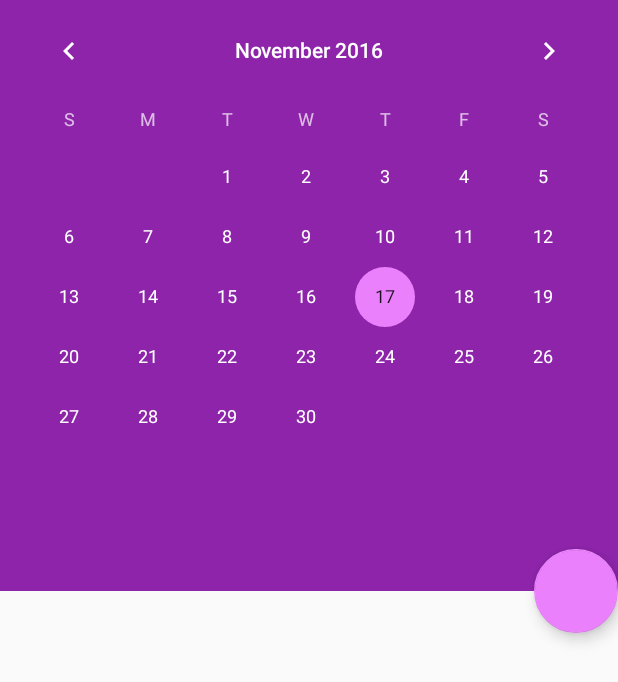
After one commit to mehtazubin/PersonalSpace, an Android app: the layout fragment_calendar.xml on its own in the app's theme, with its tools: preview values and no code run, on a phone screen of 412 x 824 dp. The commit adds this screen. Shown: the top 682 px of the screen. Run offline under Robolectric (Android 15) with nearby library versions, the phone set to English and light mode, and no system bars.

Commit message:
Built Calendar View
Added keyboard close for calendar fragment
multiDex the app
created collapsing layout for calendar

```diff
--- a/app/src/main/AndroidManifest.xml
+++ b/app/src/main/AndroidManifest.xml
@@ -4,6 +4,7 @@
     <uses-permission android:name="android.permission.VIBRATE" />
     <application
         android:allowBackup="true"
+        android:name="android.support.multidex.MultiDexApplication"
         android:icon="@mipmap/ic_launcher"
         android:label="@string/app_name"
         android:supportsRtl="true"
--- /dev/null
+++ b/app/src/main/res/layout/fragment_calendar.xml
@@ -0,0 +1,61 @@
+<?xml version="1.0" encoding="utf-8"?>
+<android.support.design.widget.CoordinatorLayout
+    xmlns:android="http://schemas.android.com/apk/res/android"
+    xmlns:app="http://schemas.android.com/apk/res-auto"
+    android:layout_width="match_parent"
+    android:layout_height="match_parent"
+    android:fitsSystemWindows="true">
+
+    <android.support.design.widget.AppBarLayout
+        android:id="@+id/calendar_app_bar"
+        android:layout_width="match_parent"
+        android:layout_height="wrap_content"
+        android:theme="@style/ThemeOverlay.AppCompat.Dark.ActionBar"
+        android:fitsSystemWindows="true">
+
+        <android.support.design.widget.CollapsingToolbarLayout
+            android:id="@+id/collapsing_toolbar"
+            android:layout_width="match_parent"
+            android:layout_height="wrap_content"
+            app:layout_scrollFlags="scroll|exitUntilCollapsed"
+            app:statusBarScrim="@android:color/transparent"
+            app:contentScrim="@color/colorPrimary"
+            app:collapsedTitleGravity="left"
+            android:fitsSystemWindows="true">
+
+            <CalendarView
+                android:id="@+id/calendar"
+                android:layout_width="match_parent"
+                android:layout_height="wrap_content"
+                android:scaleType="centerCrop"
+                android:fitsSystemWindows="true"
+                app:layout_collapseMode="parallax"/>
+
+            <android.support.v7.widget.Toolbar
+                android:id="@+id/toolbar"
+                android:layout_width="match_parent"
+                android:layout_height="?attr/actionBarSize"
+                app:popupTheme="@style/ThemeOverlay.AppCompat.Light"
+                app:layout_collapseMode="pin" />
+
+        </android.support.design.widget.CollapsingToolbarLayout>
+
+    </android.support.design.widget.AppBarLayout>
+
+    <android.support.v4.widget.NestedScrollView
+        android:id="@+id/scroll"
+        android:layout_width="match_parent"
+        android:layout_height="match_parent"
+        android:clipToPadding="false"
+        app:layout_behavior="@string/appbar_scrolling_view_behavior">
+
+    </android.support.v4.widget.NestedScrollView>
+    <android.support.design.widget.FloatingActionButton
+        android:id="@+id/fab"
+        android:layout_height="wrap_content"
+        android:layout_width="wrap_content"
+        app:layout_anchor="@id/calendar_app_bar"
+        app:layout_anchorGravity="bottom|right|end"
+        style="@style/Widget.Design.FloatingActionButton"/>
+
+</android.support.design.widget.CoordinatorLayout>
--- a/app/src/main/res/layout/fragment_chat.xml
+++ b/app/src/main/res/layout/fragment_chat.xml
@@ -1,7 +1,8 @@
 <?xml version="1.0" encoding="utf-8"?>
 <LinearLayout xmlns:android="http://schemas.android.com/apk/res/android"
     android:orientation="vertical" android:layout_width="match_parent"
-    android:layout_height="match_parent">
+    android:layout_height="match_parent"
+    android:id="@+id/chat_root">
 
     <android.support.v7.widget.RecyclerView
         android:id="@+id/messages"
--- a/app/src/main/res/menu/activity_main_drawer.xml
+++ b/app/src/main/res/menu/activity_main_drawer.xml
@@ -6,6 +6,11 @@
             android:id="@+id/nav_chat"
             android:icon="@drawable/ic_chat"
             android:title="Chat" />
+        <item
+            android:id="@+id/nav_calendar"
+            android:icon="@drawable/logo_googleg_color_18dp"
+            android:title="Calendar"
+        />
 
     </group>
 
--- a/build.gradle
+++ b/build.gradle
@@ -19,6 +19,7 @@ allprojects {
     }
 }
 
+
 task clean(type: Delete) {
     delete rootProject.buildDir
 }
```
Also changed, not shown: app/build.gradle (+16 -1 lines), app/src/main/java/com/zubin/personalspace/CalendarFragment.java (added, +34 -0 lines), app/src/main/java/com/zubin/personalspace/ChatFragment.java (+19 -4 lines), app/src/main/java/com/zubin/personalspace/FirebaseRecyclerAdapterMultiLayout.java (+37 -9 lines), app/src/main/java/com/zubin/personalspace/MainActivity.java (+8 -13 lines), app/src/main/res/anim/slide_in_left.xml (added, +8 -0 lines), app/src/main/res/anim/slide_in_right.xml (added, +8 -0 lines), app/src/main/res/layout/app_bar_main.xml (+11 -6 lines), app/src/main/res/drawable-nodpi/calendar_image.png (added), app/src/main/res/mipmap-hdpi/calendar_image.png (added), app/src/main/res/mipmap-mdpi/calendar_image.png (added), app/src/main/res/mipmap-xhdpi/calendar_image.png (added), app/src/main/res/mipmap-xxhdpi/calendar_image.png (added), app/src/main/res/mipmap-xxxhdpi/calendar_image.png (added).
